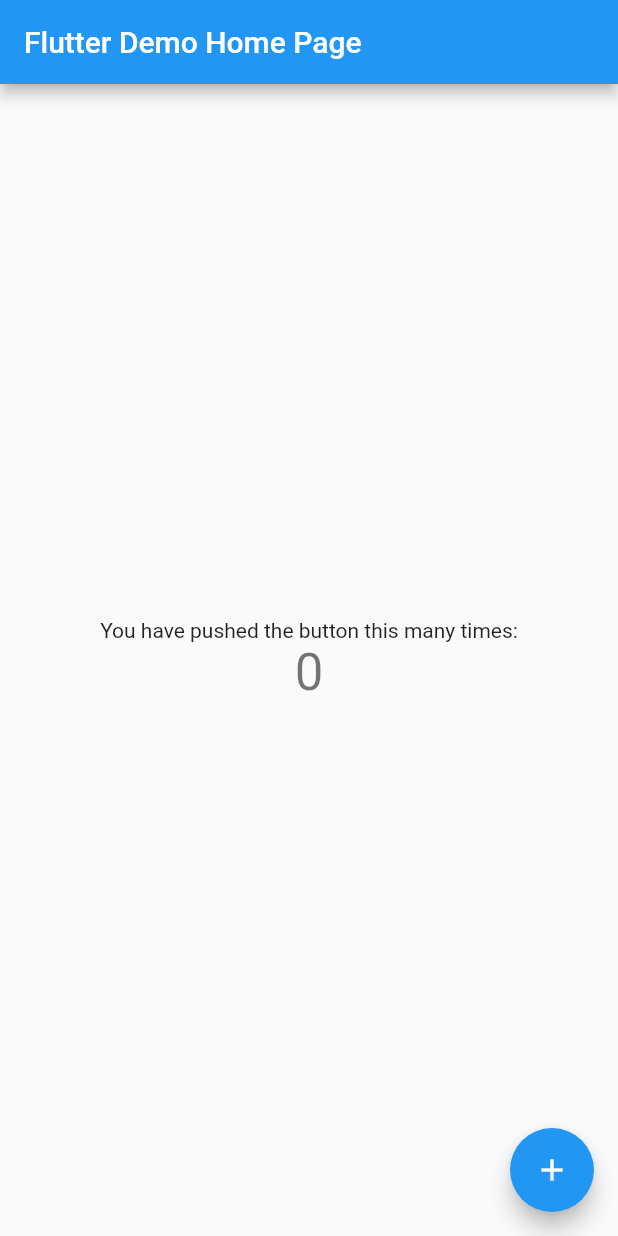
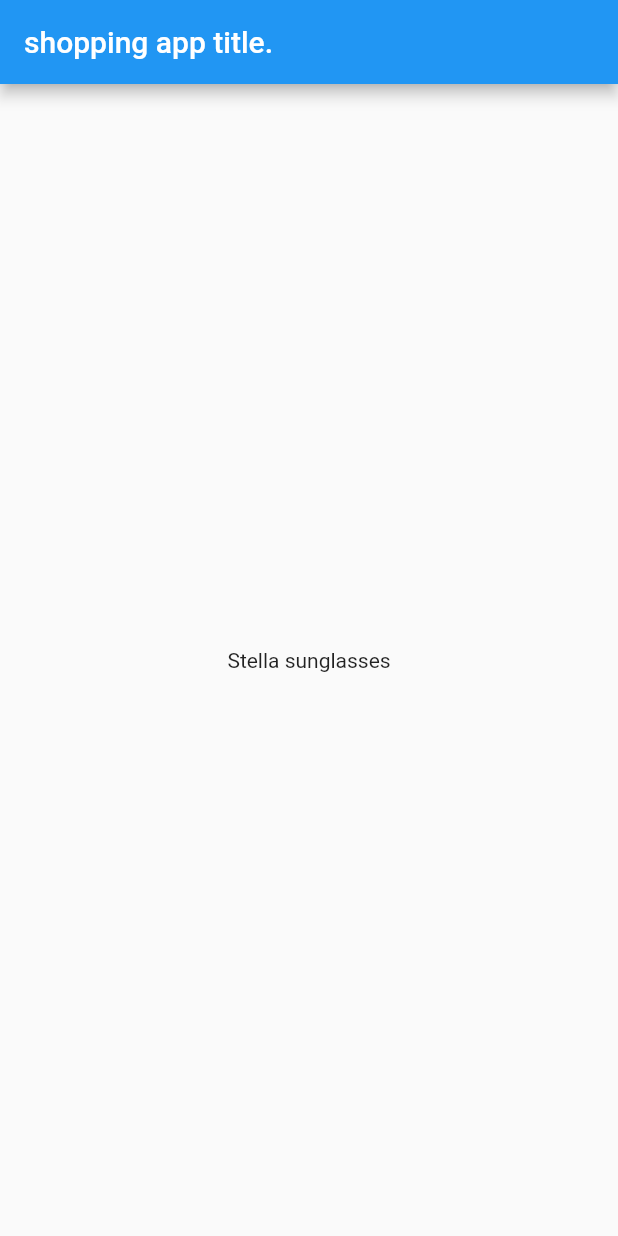
Before and after one commit to nepali-prabhat/shrine, a Flutter app: the screen it shows after launch, on a phone screen of 412 x 824 dp. Run offline on Flutter 3.47's test engine with Material 2 defaults, Android fonts, the phone set to English and light mode, and no system bars.

Commit message:
implemented something like redux with stateModel

```diff
--- /dev/null
+++ b/lib/Model/AppStateModel.dart
@@ -0,0 +1,85 @@
+import 'package:scoped_model/scoped_model.dart';
+
+import './product.dart';
+import './products_repositories.dart';
+
+
+const double tax_rate = 0.13;
+const double shipping_per_item = 1.7;
+
+class AppStateModel extends Model{
+
+  List<Product> _avaliableProducts;
+  Category _selectedCategory;
+  //id and quantity of products in cart
+  Map<int,int> _cartProducts = <int,int>{};
+
+  Map<int,int> get cartProducts => Map<int,int>.from(_cartProducts);
+
+  Category get selectedCategory => _selectedCategory;
+
+  int get totalCartQuantity => _cartProducts.values.fold( 0, ( int i, int value )=> i + value );
+
+  double get subTotalCost{
+    return _cartProducts.keys
+      .map((int id)=> _avaliableProducts[id].price * _cartProducts[id] )
+      .fold(0.0, (double sum, int value) => sum + value);
+  }
+  double get shippingCost{
+    return _cartProducts.values.fold(0.0, (double sum, int qty) => sum+(qty*shipping_per_item));
+  }
+  double get tax{
+    return subTotalCost*tax_rate;
+  }
+  double get totalCost{
+    return tax+shippingCost+subTotalCost;
+  }
+
+  List<Product> getProducts(){
+    if(_avaliableProducts==null){
+      return <Product>[];
+    }else{
+      if(this._selectedCategory==Category.all) return _avaliableProducts;
+      return _avaliableProducts.where((Product p)=>p.category == this._selectedCategory).toList();
+    }
+  }
+
+  void addToCart(int id){
+    if(_cartProducts.containsKey(id)){
+      _cartProducts[id]++;
+    }else{
+      _cartProducts[id]=1;
+    }
+    notifyListeners();
+  }
+
+  void removeItem(int id){
+    if(_cartProducts.containsKey(id)){
+      if(_cartProducts[id]==1){
+        _cartProducts.remove(id);
+      }else{
+        _cartProducts[id]--;
+      }
+    }
+    notifyListeners();
+  }
+
+  Product getProductById(int id){
+    return _avaliableProducts.where((Product p)=>p.id==id).toList()[0];
+  }
+
+  void clearCart(){
+    _cartProducts.clear();
+    notifyListeners();
+  }
+
+  void loadProducts(){
+    _avaliableProducts = ProductsRepositories.loadProducts(_selectedCategory?? Category.all);
+    notifyListeners();
+  }
+  void setCategory(Category category){
+    _selectedCategory = category;
+    notifyListeners();
+  }
+
+}
--- /dev/null
+++ b/lib/Model/product.dart
@@ -0,0 +1,32 @@
+//imported for @required
+import 'package:flutter/foundation.dart';
+enum Category{
+  all,
+  accessories,
+  clothing,
+  home,
+}
+
+class Product {
+
+  Product({
+    @required this.id,
+    @required this.name,
+    @required this.desc,
+    @required this.price,
+    @required this.category,
+    this.featured = false,
+  });
+  final int id;
+  final String name;
+  final String desc;
+  final int price;
+  final Category category;
+  final bool featured;
+
+  //get corresponding image name from assets folder
+  //in this case the assets are being loaded from a package
+  String get asset => '$id-0.jpg';
+  String get assetPackage => 'shrine_images';
+
+}
--- /dev/null
+++ b/lib/Model/products_repositories.dart
@@ -0,0 +1,317 @@
+import './product.dart';
+//this immitates the values comming from the server
+class ProductsRepositories{
+  static List<Product> loadProducts(Category category){
+    List<Product> products = <Product>[
+      Product(
+        category: Category.accessories,
+        id: 0,
+        featured: true,
+        name: 'Vagabond sack',
+        price: 120,
+        desc: 'this is vagabond sack mate.'
+      ),
+      Product(
+        category: Category.accessories,
+        id: 1,
+        featured: true,
+        name: 'Stella sunglasses',
+        price: 58,
+        desc: 'this is vagabond sack mate.',
+      ),
+      Product(
+        category: Category.accessories,
+        id: 2,
+        featured: false,
+        name: 'Whitney belt',
+        price: 35,
+        desc: 'this is vagabond sack mate.'
+      ),
+      Product(
+        category: Category.accessories,
+        id: 3,
+        featured: true,
+        name: 'Garden strand',
+        price: 98,
+        desc: 'this is vagabond sack mate.'
+      ),
+      Product(
+        category: Category.accessories,
+        id: 4,
+        featured: false,
+        name: 'Strut earrings',
+        price: 34,
+        desc: 'this is vagabond sack mate.'
+      ),
+      Product(
+        category: Category.accessories,
+        id: 5,
+        featured: false,
+        name: 'Varsity socks',
+        price: 12,
+        desc: 'this is vagabond sack mate.'
+      ),
+      Product(
+        category: Category.accessories,
+        id: 6,
+        featured: false,
+        name: 'Weave keyring',
+        price: 16,
+        desc: 'this is vagabond sack mate.'
+      ),
+      Product(
+        category: Category.accessories,
+        id: 7,
+        featured: true,
+        name: 'Gatsby hat',
+        price: 40,
+        desc: 'this is vagabond sack mate.'
+      ),
+      Product(
+        category: Category.accessories,
+        id: 8,
+        featured: true,
+        name: 'Shrug bag',
+        price: 198,
+        desc: 'this is vagabond sack mate.'
+      ),
+      Product(
+        category: Category.home,
+        id: 9,
+        featured: true,
+        name: 'Gilt desk trio',
+        price: 58,
+        desc: 'this is vagabond sack mate.'
+      ),
+      Product(
+        category: Category.home,
+        id: 10,
+        featured: false,
+        name: 'Copper wire rack',
+        price: 18,
+        desc: 'this is vagabond sack mate.'
+      ),
+      Product(
+        category: Category.home,
+        id: 11,
+        featured: false,
+        name: 'Soothe ceramic set',
+        price: 28,
+        desc: 'this is vagabond sack mate.'
+      ),
+      Product(
+        category: Category.home,
+        id: 12,
+        featured: false,
+        name: 'Hurrahs tea set',
+        price: 34,
+        desc: 'this is vagabond sack mate.'
+      ),
+      Product(
+        category: Category.home,
+        id: 13,
+        featured: true,
+        name: 'Blue stone mug',
+        price: 18,
+        desc: 'this is vagabond sack mate.'
+      ),
+      Product(
+        category: Category.home,
+        id: 14,
+        featured: true,
+        name: 'Rainwater tray',
+        price: 27,
+        desc: 'this is vagabond sack mate.'
+      ),
+      Product(
+        category: Category.home,
+        id: 15,
+        featured: true,
+        name: 'Chambray napkins',
+        price: 16,
+        desc: 'this is vagabond sack mate.'
+      ),
+      Product(
+        category: Category.home,
+        id: 16,
+        featured: true,
+        name: 'Succulent planters',
+        price: 16,
+        desc: 'this is vagabond sack mate.'
+      ),
+      Product(
+        category: Category.home,
+        id: 17,
+        featured: false,
+        name: 'Quartet table',
+        price: 175,
+        desc: 'this is vagabond sack mate.'
+      ),
+      Product(
+        category: Category.home,
+        id: 18,
+        featured: true,
+        name: 'Kitchen quattro',
+        price: 129,
+        desc: 'this is vagabond sack mate.'
+      ),
+      Product(
+        category: Category.clothing,
+        id: 19,
+        featured: false,
+        name: 'Clay sweater',
+        price: 48,
+        desc: 'this is vagabond sack mate.'
+      ),
+      Product(
+        category: Category.clothing,
+        id: 20,
+        featured: false,
+        name: 'Sea tunic',
+        price: 45,
+        desc: 'this is vagabond sack mate.'
+      ),
+      Product(
+        category: Category.clothing,
+        id: 21,
+        featured: false,
+        name: 'Plaster tunic',
+        price: 38,
+        desc: 'this is vagabond sack mate.'
+      ),
+      Product(
+        category: Category.clothing,
+        id: 22,
+        featured: false,
+        name: 'White pinstripe shirt',
+        price: 70,
+        desc: 'this is vagabond sack mate.'
+      ),
+      Product(
+        category: Category.clothing,
+        id: 23,
+        featured: false,
+        name: 'Chambray shirt',
+        price: 70,
+        desc: 'this is vagabond sack mate.'
+      ),
+      Product(
+        category: Category.clothing,
+        id: 24,
+        featured: true,
+        name: 'Seabreeze sweater',
+        price: 60,
+        desc: 'this is vagabond sack mate.'
+      ),
+      Product(
+        category: Category.clothing,
+        id: 25,
+        featured: false,
+        name: 'Gentry jacket',
+        price: 178,
+        desc: 'this is vagabond sack mate.'
+      ),
+      Product(
+        category: Category.clothing,
+        id: 26,
+        featured: false,
+        name: 'Navy trousers',
+        price: 74,
+        desc: 'this is vagabond sack mate.'
+      ),
+      Product(
+        category: Category.clothing,
+        id: 27,
+        featured: true,
+        name: 'Walter henley (white)',
+        price: 38,
+        desc: 'this is vagabond sack mate.'
+      ),
+      Product(
+        category: Category.clothing,
+        id: 28,
+        featured: true,
+        name: 'Surf and perf shirt',
+        price: 48,
+        desc: 'this is vagabond sack mate.'
+      ),
+      Product(
+        category: Category.clothing,
+        id: 29,
+        featured: true,
+        name: 'Ginger scarf',
+        price: 98,
+        desc: 'this is vagabond sack mate.'
+      ),
+      Product(
+        category: Category.clothing,
+        id: 30,
+        featured: true,
+        name: 'Ramona crossover',
+        price: 68,
+        desc: 'this is vagabond sack mate.'
+      ),
+      Product(
+        category: Category.clothing,
+        id: 31,
+        featured: false,
+        name: 'Chambray shirt',
+        price: 38,
+        desc: 'this is vagabond sack mate.'
+      ),
+      Product(
+        category: Category.clothing,
+        id: 32,
+        featured: false,
+        name: 'Classic white collar',
+        price: 58,
+        desc: 'this is vagabond sack mate.'
+      ),
+      Product(
+        category: Category.clothing,
+        id: 33,
+        featured: true,
+        name: 'Cerise scallop tee',
+        price: 42,
+        desc: 'this is vagabond sack mate.'
+      ),
+      Product(
+        category: Category.clothing,
+        id: 34,
+        featured: false,
+        name: 'Shoulder rolls tee',
+        price: 27,
+        desc: 'this is vagabond sack mate.'
+      ),
+      Product(
+        category: Category.clothing,
+        id: 35,
+        featured: false,
+        name: 'Grey slouch tank',
+        price: 24,
+        desc: 'this is vagabond sack mate.'
+      ),
+      Product(
+        category: Category.clothing,
+        id: 36,
+        featured: false,
+        name: 'Sunshirt dress',
+        price: 58,
+        desc: 'this is vagabond sack mate.'
+      ),
+      Product(
+        category: Category.clothing,
+        id: 37,
+        featured: true,
+        name: 'Fine lines tee',
+        price: 58,
+        desc: 'this is vagabond sack mate.'
+      ),
+    ];
+    if(category == Category.all){
+      return products;
+    }else{
+      return products.where((Product prod)=>prod.category == category).toList();
+    }
+  }
+}
--- /dev/null
+++ b/lib/home.dart
@@ -0,0 +1,31 @@
+import 'package:flutter/material.dart';
+import 'package:scoped_model/scoped_model.dart';
+
+import './Model/AppStateModel.dart';
+import './Model/product.dart';
+class ShrineHome extends StatefulWidget{
+  @override
+  _ShrineHome createState() {
+    return _ShrineHome();
+  }
+}
+class _ShrineHome extends State<ShrineHome>{
+  @override
+  Widget build(BuildContext context) {
+    return ScopedModelDescendant(
+      builder: (BuildContext context, Widget child, AppStateModel model){
+        final Product p1 = model.getProductById(1);
+        final name = p1.name;
+        print(p1);
+        return Scaffold(
+          appBar: AppBar(
+            title:Text('shopping app title.')
+          ),
+          body: Center(
+            child: Text('$name'),
+          ),
+        );
+      }
+    );
+  }
+}
--- a/lib/main.dart
+++ b/lib/main.dart
@@ -1,111 +1,37 @@
 import 'package:flutter/material.dart';
+import 'package:scoped_model/scoped_model.dart';
 
-void main() => runApp(MyApp());
+import './Model/AppStateModel.dart';
+import './home.dart';
 
-class MyApp extends StatelessWidget {
-  // This widget is the root of your application.
+void main()=>runApp(MyApp());
+
+class MyApp extends StatefulWidget{
+  @override
+  _MyApp createState() {
+    return _MyApp();
+  }
+}
+class _MyApp extends State<MyApp>{
+  AppStateModel model;
+  @override
+  void initState() {
+    super.initState();
+    model = new AppStateModel()..loadProducts();
+  }
   @override
   Widget build(BuildContext context) {
-    return MaterialApp(
-      title: 'Flutter Demo',
-      theme: ThemeData(
-        // This is the theme of your application.
-        //
-        // Try running your application with "flutter run". You'll see the
-        // application has a blue toolbar. Then, without quitting the app, try
-        // changing the primarySwatch below to Colors.green and then invoke
-        // "hot reload" (press "r" in the console where you ran "flutter run",
-        // or simply save your changes to "hot reload" in a Flutter IDE).
-        // Notice that the counter didn't reset back to zero; the application
-        // is not restarted.
-        primarySwatch: Colors.blue,
-      ),
-      home: MyHomePage(title: 'Flutter Demo Home Page'),
+    //now any child widget can call ScopedModelDecendent widget to access model.
+    //they will also be automatically notified when the notifyListeners() in the model are called.
+    return ScopedModel<AppStateModel>(
+      model: model,
+      child: MaterialApp(
+        title: 'Layout in flutter',
+        theme: ThemeData(
+          primarySwatch: Colors.blue
+        ),
+        home: ShrineHome()
+      )
     );
   }
 }
-
-class MyHomePage extends StatefulWidget {
-  MyHomePage({Key key, this.title}) : super(key: key);
-
-  // This widget is the home page of your application. It is stateful, meaning
-  // that it has a State object (defined below) that contains fields that affect
-  // how it looks.
-
-  // This class is the configuration for the state. It holds the values (in this
-  // case the title) provided by the parent (in this case the App widget) and
-  // used by the build method of the State. Fields in a Widget subclass are
-  // always marked "final".
-
-  final String title;
-
-  @override
-  _MyHomePageState createState() => _MyHomePageState();
-}
-
-class _MyHomePageState extends State<MyHomePage> {
-  int _counter = 0;
-
-  void _incrementCounter() {
-    setState(() {
-      // This call to setState tells the Flutter framework that something has
-      // changed in this State, which causes it to rerun the build method below
-      // so that the display can reflect the updated values. If we changed
-      // _counter without calling setState(), then the build method would not be
-      // called again, and so nothing would appear to happen.
-      _counter++;
-    });
-  }
-
-  @override
-  Widget build(BuildContext context) {
-    // This method is rerun every time setState is called, for instance as done
-    // by the _incrementCounter method above.
-    //
-    // The Flutter framework has been optimized to make rerunning build methods
-    // fast, so that you can just rebuild anything that needs updating rather
-    // than having to individually change instances of widgets.
-    return Scaffold(
-      appBar: AppBar(
-        // Here we take the value from the MyHomePage object that was created by
-        // the App.build method, and use it to set our appbar title.
-        title: Text(widget.title),
-      ),
-      body: Center(
-        // Center is a layout widget. It takes a single child and positions it
-        // in the middle of the parent.
-        child: Column(
-          // Column is also layout widget. It takes a list of children and
-          // arranges them vertically. By default, it sizes itself to fit its
-          // children horizontally, and tries to be as tall as its parent.
-          //
-          // Invoke "debug painting" (press "p" in the console, choose the
-          // "Toggle Debug Paint" action from the Flutter Inspector in Android
-          // Studio, or the "Toggle Debug Paint" command in Visual Studio Code)
-          // to see the wireframe for each widget.
-          //
-          // Column has various properties to control how it sizes itself and
-          // how it positions its children. Here we use mainAxisAlignment to
-          // center the children vertically; the main axis here is the vertical
-          // axis because Columns are vertical (the cross axis would be
-          // horizontal).
-          mainAxisAlignment: MainAxisAlignment.center,
-          children: <Widget>[
-            Text(
-              'You have pushed the button this many times:',
-            ),
-            Text(
-              '$_counter',
-              style: Theme.of(context).textTheme.display1,
-            ),
-          ],
-        ),
-      ),
-      floatingActionButton: FloatingActionButton(
-        onPressed: _incrementCounter,
-        tooltip: 'Increment',
-        child: Icon(Icons.add),
-      ), // This trailing comma makes auto-formatting nicer for build methods.
-    );
-  }
-}
```
Also changed, not shown: pubspec.yaml (+44 -2 lines), pubspec.lock.
